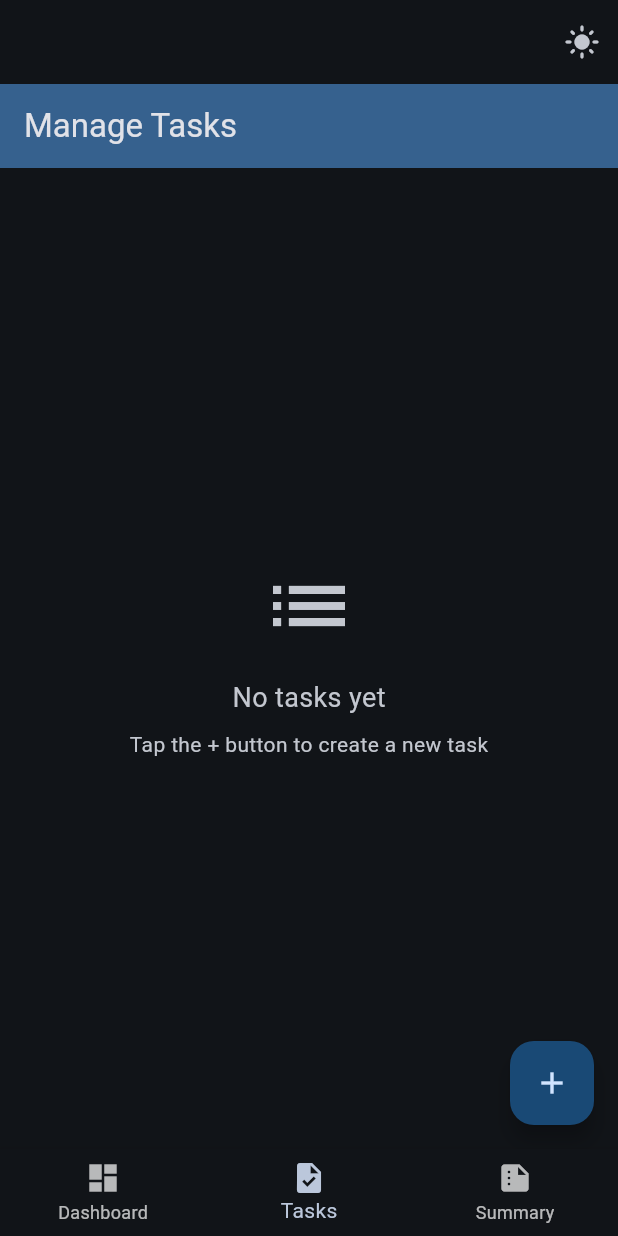
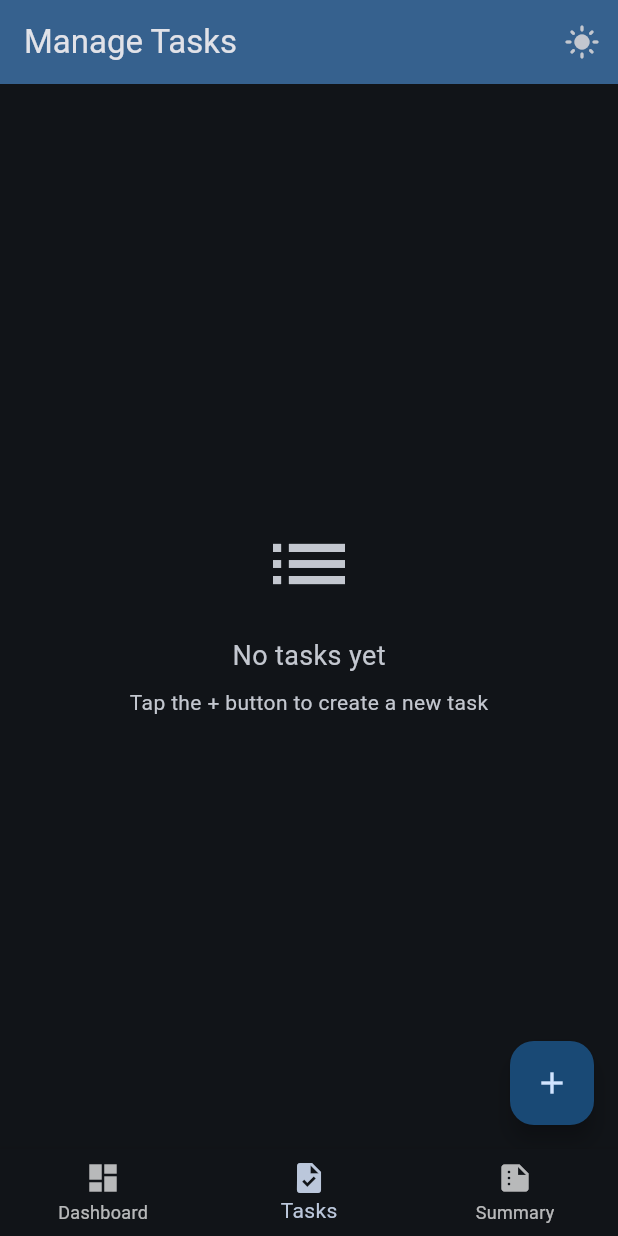
Before and after one commit to sk4ndal-commits/trackmytask, a Flutter app: the screen it shows after launch, item 2 of the bottom bar chosen, after a tap on the "dark mode" icon, on a phone screen of 412 x 824 dp. Run offline on Flutter 3.47's test engine with Material 3 defaults, Android fonts, the light colour scheme and no system bars; our stand-ins replace csv, shared_preferences, sqflite, sqflite_common_ffi; missing offline and left inert: window_manager; accounts and stored records are empty.

Commit message:
Add reusable ThemeToggleButton widget
Refactored theme toggle functionality into a new `ThemeToggleButton` widget for better modularity and reusability. Integrated the widget into the app bars of multiple screens, replacing the previous inline implementation.

```diff
--- a/lib/main.dart
+++ b/lib/main.dart
@@ -119,20 +119,6 @@ class _AppContainerState extends State<AppContainer> with WindowListener {
     final themeService = Provider.of<ThemeService>(context);
 
     return Scaffold(
-      appBar: AppBar(
-        actions: [
-          IconButton(
-            icon: Icon(
-                themeService.isDarkMode ? Icons.light_mode : Icons.dark_mode),
-            tooltip: themeService.isDarkMode
-                ? 'Switch to light mode'
-                : 'Switch to dark mode',
-            onPressed: () {
-              themeService.toggleTheme();
-            },
-          ),
-        ],
-      ),
       body: _screens[_currentIndex],
       bottomNavigationBar: BottomNavigationBar(
         currentIndex: _currentIndex,
--- a/lib/screens/daily_summary_screen.dart
+++ b/lib/screens/daily_summary_screen.dart
@@ -6,6 +6,7 @@ import 'package:intl/intl.dart';
 import 'package:provider/provider.dart';
 import 'package:trackmytasks/models/time_entry.dart';
 import 'package:trackmytasks/services/task_service.dart';
+import 'package:trackmytasks/widgets/theme_toggle_button.dart';
 
 // Extension to capitalize the first letter of a string
 extension StringExtension on String {
@@ -57,6 +58,7 @@ class _DailySummaryScreenState extends State<DailySummaryScreen> {
             ),
           ],
         ),
+        const ThemeToggleButton(),
       ],
     );
   }
--- a/lib/screens/home_screen.dart
+++ b/lib/screens/home_screen.dart
@@ -3,6 +3,7 @@ import 'package:provider/provider.dart';
 import 'package:trackmytasks/models/task.dart';
 import 'package:trackmytasks/models/time_entry.dart';
 import 'package:trackmytasks/services/task_service.dart';
+import 'package:trackmytasks/widgets/theme_toggle_button.dart';
 
 class HomeScreen extends StatelessWidget {
   const HomeScreen({super.key});
@@ -13,6 +14,9 @@ class HomeScreen extends StatelessWidget {
       appBar: AppBar(
         title: const Text('Track My Tasks'),
         backgroundColor: Theme.of(context).colorScheme.inversePrimary,
+        actions: const [
+          ThemeToggleButton(),
+        ],
       ),
       body: Consumer<TaskService>(
         builder: (context, taskService, child) {
--- a/lib/screens/task_list_screen.dart
+++ b/lib/screens/task_list_screen.dart
@@ -2,6 +2,7 @@ import 'package:flutter/material.dart';
 import 'package:provider/provider.dart';
 import 'package:trackmytasks/models/task.dart';
 import 'package:trackmytasks/services/task_service.dart';
+import 'package:trackmytasks/widgets/theme_toggle_button.dart';
 
 class TaskListScreen extends StatelessWidget {
   const TaskListScreen({super.key});
@@ -12,6 +13,9 @@ class TaskListScreen extends StatelessWidget {
       appBar: AppBar(
         title: const Text('Manage Tasks'),
         backgroundColor: Theme.of(context).colorScheme.inversePrimary,
+        actions: const [
+          ThemeToggleButton(),
+        ],
       ),
       body: Consumer<TaskService>(
         builder: (context, taskService, child) {
--- /dev/null
+++ b/lib/widgets/theme_toggle_button.dart
@@ -0,0 +1,24 @@
+import 'package:flutter/material.dart';
+import 'package:provider/provider.dart';
+import 'package:trackmytasks/services/theme_service.dart';
+
+class ThemeToggleButton extends StatelessWidget {
+  const ThemeToggleButton({super.key});
+
+  @override
+  Widget build(BuildContext context) {
+    final themeService = Provider.of<ThemeService>(context);
+
+    return IconButton(
+      icon: Icon(
+        themeService.isDarkMode ? Icons.light_mode : Icons.dark_mode,
+      ),
+      tooltip: themeService.isDarkMode
+          ? 'Switch to light mode'
+          : 'Switch to dark mode',
+      onPressed: () {
+        themeService.toggleTheme();
+      },
+    );
+  }
+}
```
